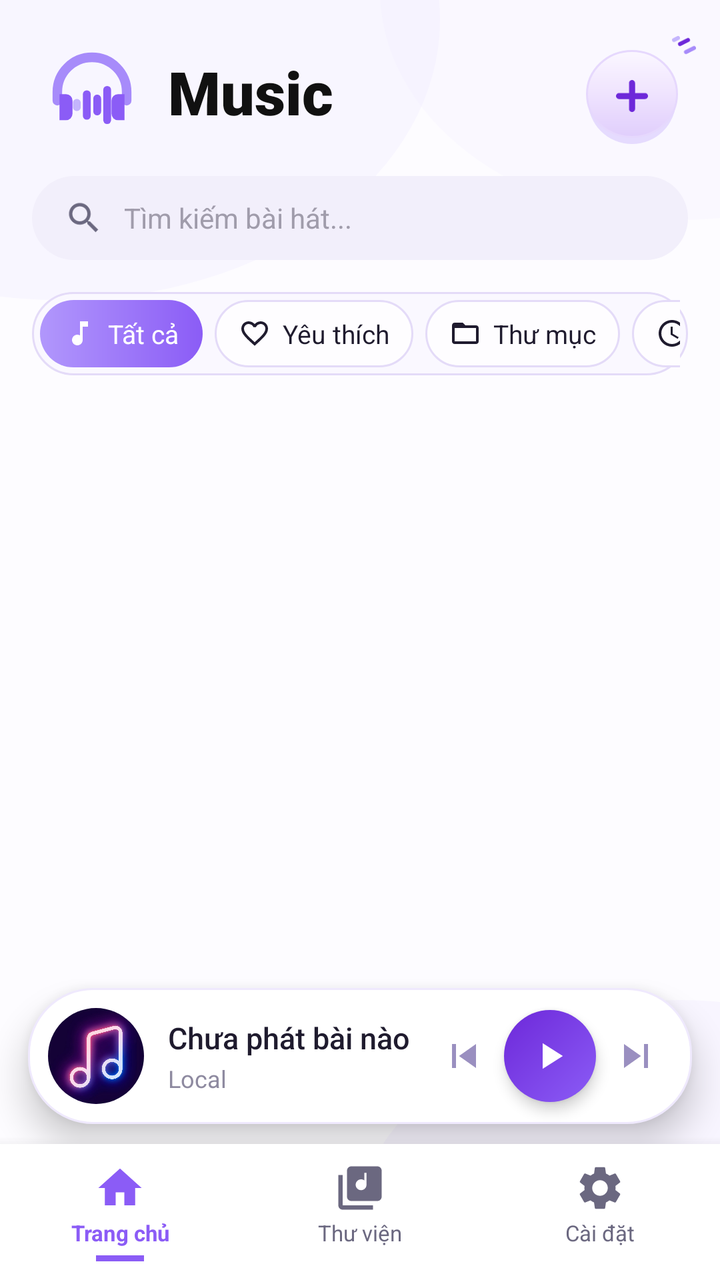
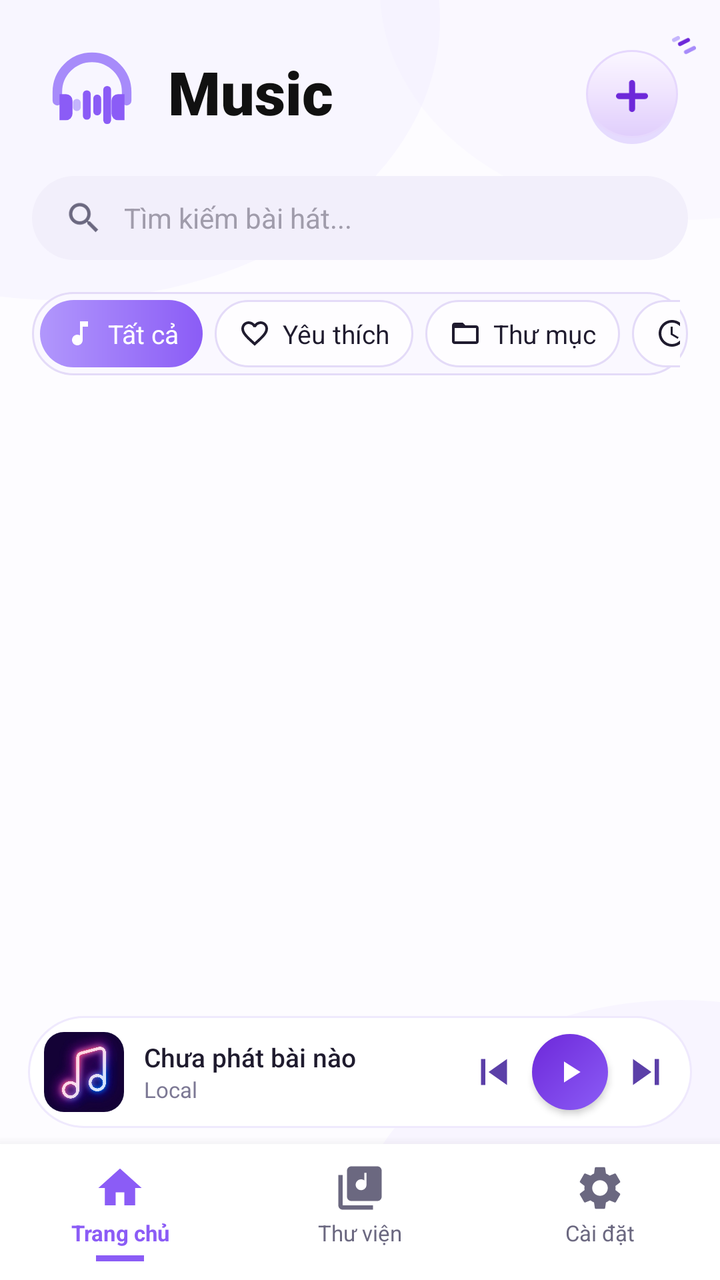

An Android layout rendered at two revisions. The XML below is the earlier revision; the diff shows what the commit changed to produce the second picture.
<!-- AndroidManifest.xml: application theme Theme.LocalMusic -->
<!-- res/layout/activity_main.xml -->
<?xml version="1.0" encoding="utf-8"?>
<androidx.constraintlayout.widget.ConstraintLayout xmlns:android="http://schemas.android.com/apk/res/android"
    xmlns:app="http://schemas.android.com/apk/res-auto"
    android:layout_width="match_parent"
    android:layout_height="match_parent"
    android:background="@drawable/bg_gradient_header">

    
    <LinearLayout
        android:id="@+id/headerLayout"
        android:layout_width="match_parent"
        android:layout_height="wrap_content"
        android:clipChildren="false"
        android:clipToPadding="false"
        android:gravity="center_vertical"
        android:orientation="horizontal"
        android:paddingHorizontal="20dp"
        android:paddingTop="20dp"
        android:paddingBottom="12dp"
        app:layout_constraintTop_toTopOf="parent">

        <ImageView
            android:layout_width="52dp"
            android:layout_height="52dp"
            android:src="@drawable/ic_logo_vector" />

        <TextView
            android:layout_width="0dp"
            android:layout_height="wrap_content"
            android:layout_marginStart="12dp"
            android:layout_weight="1"
            android:fontFamily="sans-serif-black"
            android:text="Music"
            android:textColor="#111111"
            android:textSize="30sp" />

        <androidx.constraintlayout.widget.ConstraintLayout
            android:layout_width="52dp"
            android:layout_height="52dp"
            android:clipChildren="false"
            android:clipToPadding="false">

            <ImageButton
                android:id="@+id/btnAdd"
                android:layout_width="48dp"
                android:layout_height="48dp"
                android:background="@drawable/bg_btn_add"
                android:src="@drawable/ic_add_purple"
                app:tint="@null"
                app:layout_constraintBottom_toBottomOf="parent"
                app:layout_constraintEnd_toEndOf="parent" />

            <ImageView
                android:layout_width="24dp"
                android:layout_height="24dp"
                android:src="@drawable/ic_sparkles"
                android:translationX="8dp"
                android:translationY="-6dp"
                app:layout_constraintEnd_toEndOf="@id/btnAdd"
                app:layout_constraintTop_toTopOf="@id/btnAdd" />
        </androidx.constraintlayout.widget.ConstraintLayout>
    </LinearLayout>

    
    <LinearLayout
        android:id="@+id/searchBar"
        android:layout_width="match_parent"
        android:layout_height="42dp"
        android:layout_marginHorizontal="16dp"
        android:layout_marginTop="4dp"
        android:background="@drawable/bg_search"
        android:gravity="center_vertical"
        android:orientation="horizontal"
        android:paddingHorizontal="16dp"
        app:layout_constraintTop_toBottomOf="@id/headerLayout">

        <ImageView
            android:layout_width="20dp"
            android:layout_height="20dp"
            android:src="@drawable/ic_search"
            app:tint="#6B6880" />

        <EditText
            android:id="@+id/etSearch"
            android:layout_width="match_parent"
            android:layout_height="match_parent"
            android:layout_marginStart="10dp"
            android:background="@null"
            android:hint="Tìm kiếm bài hát..."
            android:imeOptions="actionSearch"
            android:inputType="text"
            android:maxLines="1"
            android:textColor="@color/text_black"
            android:textColorHint="#A09CAB"
            android:textSize="14sp" />
    </LinearLayout>

    
    <HorizontalScrollView
        android:id="@+id/categoriesLayout"
        android:layout_width="match_parent"
        android:layout_height="wrap_content"
        android:layout_marginHorizontal="16dp"
        android:layout_marginTop="16dp"
        android:background="@drawable/bg_category_bar"
        android:fillViewport="true"
        android:padding="4dp"
        android:scrollbars="none"
        app:layout_constraintTop_toBottomOf="@id/searchBar">

        <LinearLayout
            android:layout_width="match_parent"
            android:layout_height="wrap_content"
            android:gravity="center_vertical"
            android:orientation="horizontal">

            <TextView
                android:id="@+id/chipAll"
                android:layout_width="wrap_content"
                android:layout_height="wrap_content"
                android:background="@drawable/bg_category_active"
                android:drawableStart="@drawable/ic_chip_music"
                android:drawablePadding="6dp"
                android:gravity="center_vertical"
                android:paddingHorizontal="12dp"
                android:paddingVertical="8dp"
                android:text="Tất cả"
                android:textColor="@color/white"
                android:textSize="13sp"
                app:drawableTint="@color/white" />

            <TextView
                android:id="@+id/chipFav"
                android:layout_width="wrap_content"
                android:layout_height="wrap_content"
                android:layout_marginStart="6dp"
                android:background="@drawable/bg_category_inactive"
                android:drawableStart="@drawable/ic_chip_heart"
                android:drawablePadding="6dp"
                android:gravity="center_vertical"
                android:paddingHorizontal="12dp"
                android:paddingVertical="8dp"
                android:text="Yêu thích"
                android:textColor="@color/text_black"
                android:textSize="13sp"
                app:drawableTint="@color/text_black" />

            <TextView
                android:id="@+id/chipFolder"
                android:layout_width="wrap_content"
                android:layout_height="wrap_content"
                android:layout_marginStart="6dp"
                android:background="@drawable/bg_category_inactive"
                android:drawableStart="@drawable/ic_chip_folder"
                android:drawablePadding="6dp"
                android:gravity="center_vertical"
                android:paddingHorizontal="12dp"
                android:paddingVertical="8dp"
                android:text="Thư mục"
                android:textColor="@color/text_black"
                android:textSize="13sp"
                app:drawableTint="@color/text_black" />

            <TextView
                android:id="@+id/chipRecent"
                android:layout_width="wrap_content"
                android:layout_height="wrap_content"
                android:layout_marginStart="6dp"
                android:background="@drawable/bg_category_inactive"
                android:drawableStart="@drawable/ic_chip_clock"
                android:drawablePadding="6dp"
                android:gravity="center_vertical"
                android:paddingHorizontal="12dp"
                android:paddingVertical="8dp"
                android:text="Gần đây"
                android:textColor="@color/text_black"
                android:textSize="13sp"
                app:drawableTint="@color/text_black" />
        </LinearLayout>
    </HorizontalScrollView>

    
    <androidx.recyclerview.widget.RecyclerView
        android:id="@+id/recyclerView"
        android:layout_width="match_parent"
        android:layout_height="0dp"
        android:layout_marginTop="8dp"
        android:clipToPadding="false"
        android:paddingBottom="8dp"
        app:layout_constraintBottom_toTopOf="@+id/miniPlayer"
        app:layout_constraintTop_toBottomOf="@id/categoriesLayout" />

    
    <LinearLayout
        android:id="@+id/miniPlayer"
        android:layout_width="match_parent"
        android:layout_height="68dp"
        android:layout_marginHorizontal="14dp"
        android:layout_marginBottom="10dp"
        android:background="@drawable/bg_mini_player"
        android:elevation="10dp"
        android:gravity="center_vertical"
        android:orientation="horizontal"
        android:paddingStart="10dp"
        android:paddingEnd="12dp"
        app:layout_constraintBottom_toTopOf="@+id/bottomNav">

        <androidx.cardview.widget.CardView
            android:layout_width="48dp"
            android:layout_height="48dp"
            app:cardBackgroundColor="@color/bg_light"
            app:cardCornerRadius="24dp"
            app:cardElevation="0dp">

            <ImageView
                android:id="@+id/ivMiniCover"
                android:layout_width="match_parent"
                android:layout_height="match_parent"
                android:scaleType="centerCrop"
                android:src="@drawable/bg_cover_default" />
        </androidx.cardview.widget.CardView>

        <LinearLayout
            android:layout_width="0dp"
            android:layout_height="wrap_content"
            android:layout_marginStart="12dp"
            android:layout_weight="1"
            android:orientation="vertical">

            <TextView
                android:id="@+id/tvNowPlaying"
                android:layout_width="match_parent"
                android:layout_height="wrap_content"
                android:ellipsize="end"
                android:fontFamily="sans-serif-medium"
                android:maxLines="1"
                android:text="Chưa phát bài nào"
                android:textColor="@color/text_black"
                android:textSize="15sp" />

            <TextView
                android:id="@+id/tvMiniArtist"
                android:layout_width="match_parent"
                android:layout_height="wrap_content"
                android:layout_marginTop="2dp"
                android:ellipsize="end"
                android:fontFamily="sans-serif"
                android:maxLines="1"
                android:text="Local"
                android:textColor="#8E8AA0"
                android:textSize="12sp" />
        </LinearLayout>

        <ImageView
            android:id="@+id/btnPrev"
            android:layout_width="32dp"
            android:layout_height="32dp"
            android:background="?attr/selectableItemBackgroundBorderless"
            android:padding="4dp"
            android:src="@drawable/ic_prev"
            app:tint="#9A8FC0" />

        <ImageView
            android:id="@+id/btnPlayPause"
            android:layout_width="46dp"
            android:layout_height="46dp"
            android:layout_marginHorizontal="4dp"
            android:background="@drawable/bg_button_purple"
            android:elevation="4dp"
            android:padding="12dp"
            android:src="@drawable/ic_play"
            app:tint="@color/white" />

        <ImageView
            android:id="@+id/btnNext"
            android:layout_width="32dp"
            android:layout_height="32dp"
            android:background="?attr/selectableItemBackgroundBorderless"
            android:padding="4dp"
            android:src="@drawable/ic_next"
            app:tint="#9A8FC0" />
    </LinearLayout>

    
    <LinearLayout
        android:id="@+id/bottomNav"
        android:layout_width="match_parent"
        android:layout_height="68dp"
        android:background="@color/white"
        android:elevation="10dp"
        android:gravity="center"
        android:orientation="horizontal"
        app:layout_constraintBottom_toBottomOf="parent">

        <LinearLayout
            android:layout_width="0dp"
            android:layout_height="wrap_content"
            android:layout_weight="1"
            android:gravity="center_horizontal"
            android:orientation="vertical">

            <TextView
                android:layout_width="wrap_content"
                android:layout_height="wrap_content"
                android:drawableTop="@drawable/ic_nav_home"
                android:drawablePadding="2dp"
                android:gravity="center"
                android:text="Trang chủ"
                android:textColor="@color/purple_primary"
                android:textSize="11sp"
                android:textStyle="bold"
                app:drawableTint="@color/purple_primary" />

            <View
                android:layout_width="24dp"
                android:layout_height="3dp"
                android:layout_marginTop="4dp"
                android:background="@color/purple_primary" />
        </LinearLayout>

        <LinearLayout
            android:layout_width="0dp"
            android:layout_height="wrap_content"
            android:layout_weight="1"
            android:gravity="center_horizontal"
            android:orientation="vertical">

            <TextView
                android:layout_width="wrap_content"
                android:layout_height="wrap_content"
                android:drawableTop="@drawable/ic_nav_library"
                android:drawablePadding="2dp"
                android:gravity="center"
                android:text="Thư viện"
                android:textColor="#6B6880"
                android:textSize="11sp"
                app:drawableTint="#6B6880" />

            <View
                android:layout_width="24dp"
                android:layout_height="3dp"
                android:layout_marginTop="4dp"
                android:visibility="invisible" />
        </LinearLayout>

        <LinearLayout
            android:layout_width="0dp"
            android:layout_height="wrap_content"
            android:layout_weight="1"
            android:gravity="center_horizontal"
            android:orientation="vertical">

            <TextView
                android:layout_width="wrap_content"
                android:layout_height="wrap_content"
                android:drawableTop="@drawable/ic_nav_settings"
                android:drawablePadding="2dp"
                android:gravity="center"
                android:text="Cài đặt"
                android:textColor="#6B6880"
                android:textSize="11sp"
                app:drawableTint="#6B6880" />

            <View
                android:layout_width="24dp"
                android:layout_height="3dp"
                android:layout_marginTop="4dp"
                android:visibility="invisible" />
        </LinearLayout>
    </LinearLayout>

</androidx.constraintlayout.widget.ConstraintLayout>
<!-- resources referenced by this layout -->
<resources>
  <color name="bg_light">#FCFBFF</color>
  <color name="purple_primary">#8B5CF6</color>
  <color name="text_black">#1F1B2E</color>
  <color name="white">#FFFFFF</color>
  <!-- drawable bg_button_purple (drawable) -->
  <shape xmlns:android="http://schemas.android.com/apk/res/android"
      android:shape="oval">
      <gradient android:angle="135"
          android:startColor="#8B5CF6"
          android:endColor="#6D28D9" />
  </shape>
  <!-- drawable bg_category_active (drawable) -->
  <shape xmlns:android="http://schemas.android.com/apk/res/android">
      <gradient android:angle="0" android:startColor="#B197FC" android:endColor="#8B5CF6" />
      <corners android:radius="20dp" />
  </shape>
  <!-- drawable bg_category_bar (drawable) -->
  <shape xmlns:android="http://schemas.android.com/apk/res/android">
      <solid android:color="#FAF8FF" />
      <corners android:radius="26dp" />
      <stroke android:width="1dp" android:color="#E4DBF8" />
  </shape>
  <!-- drawable bg_category_inactive (drawable) -->
  <shape xmlns:android="http://schemas.android.com/apk/res/android">
      <solid android:color="#FEFDFF" />
      <corners android:radius="20dp" />
      <stroke android:width="1dp" android:color="#E4DBF8" />
  </shape>
  <!-- drawable bg_mini_player (drawable) -->
  <?xml version="1.0" encoding="utf-8"?>
  <shape xmlns:android="http://schemas.android.com/apk/res/android">
      <solid android:color="#FFFFFF" />
      <corners android:radius="32dp" />
      <stroke android:width="1dp" android:color="#EFE9FD" />
  </shape>
  <!-- drawable bg_search (drawable) -->
  <shape xmlns:android="http://schemas.android.com/apk/res/android">
      <solid android:color="#F2EFFB" />
      <corners android:radius="30dp" />
  </shape>
  <!-- drawable ic_chip_music (drawable) -->
  <vector xmlns:android="http://schemas.android.com/apk/res/android"
      android:width="16dp" android:height="16dp"
      android:viewportWidth="24" android:viewportHeight="24">
      <path android:fillColor="#FF000000" android:pathData="M12,3v10.55c-0.59,-0.34 -1.27,-0.55 -2,-0.55 -2.21,0 -4,1.79 -4,4s1.79,4 4,4 4,-1.79 4,-4V7h4V3h-6z" />
  </vector>
  <!-- drawable ic_nav_home (drawable) -->
  <vector xmlns:android="http://schemas.android.com/apk/res/android"
      android:width="26dp" android:height="26dp"
      android:viewportWidth="24" android:viewportHeight="24">
      <path android:fillColor="#FF000000" android:pathData="M10,20v-6h4v6h5v-8h3L12,3 2,12h3v8z" />
  </vector>
  <!-- drawable ic_next (drawable) -->
  <vector xmlns:android="http://schemas.android.com/apk/res/android"
      android:width="24dp" android:height="24dp"
      android:viewportWidth="24" android:viewportHeight="24">
    <path android:fillColor="@android:color/black" android:pathData="M6,18l8.5,-6L6,6v12zM16,6v12h2V6h-2z"/>
  </vector>
  <!-- drawable ic_play (drawable) -->
  <vector xmlns:android="http://schemas.android.com/apk/res/android"
      android:width="24dp" android:height="24dp"
      android:viewportWidth="24" android:viewportHeight="24">
    <path android:fillColor="@android:color/white" android:pathData="M8,5v14l11,-7z"/>
  </vector>
  <!-- drawable ic_prev (drawable) -->
  <vector xmlns:android="http://schemas.android.com/apk/res/android"
      android:width="24dp" android:height="24dp"
      android:viewportWidth="24" android:viewportHeight="24">
    <path android:fillColor="@android:color/black" android:pathData="M6,6h2v12H6zM9.5,12l8.5,6V6z"/>
  </vector>
  <style name="Theme.LocalMusic" parent="Theme.Material3.Light.NoActionBar">
          <item name="android:statusBarColor">@color/white</item>
          <item name="android:windowLightStatusBar">true</item> 
          <item name="android:windowSplashScreenBackground">#000000</item>
          <item name="android:windowSplashScreenAnimatedIcon">@drawable/logo</item>
      </style>
  <!-- unchanged entries left out for length: 13 -->
</resources>

<!-- the commit's change to res/layout/activity_main.xml (unified diff, before → after) -->
@@ -194,22 +194,21 @@
     <LinearLayout
         android:id="@+id/miniPlayer"
         android:layout_width="match_parent"
-        android:layout_height="68dp"
+        android:layout_height="56dp"
         android:layout_marginHorizontal="14dp"
-        android:layout_marginBottom="10dp"
+        android:layout_marginBottom="8dp"
         android:background="@drawable/bg_mini_player"
-        android:elevation="10dp"
         android:gravity="center_vertical"
         android:orientation="horizontal"
-        android:paddingStart="10dp"
-        android:paddingEnd="12dp"
+        android:paddingStart="8dp"
+        android:paddingEnd="10dp"
         app:layout_constraintBottom_toTopOf="@+id/bottomNav">
 
         <androidx.cardview.widget.CardView
-            android:layout_width="48dp"
-            android:layout_height="48dp"
+            android:layout_width="40dp"
+            android:layout_height="40dp"
             app:cardBackgroundColor="@color/bg_light"
-            app:cardCornerRadius="24dp"
+            app:cardCornerRadius="10dp"
             app:cardElevation="0dp">
 
             <ImageView
@@ -223,7 +222,7 @@
         <LinearLayout
             android:layout_width="0dp"
             android:layout_height="wrap_content"
-            android:layout_marginStart="12dp"
+            android:layout_marginStart="10dp"
             android:layout_weight="1"
             android:orientation="vertical">
 
@@ -236,49 +235,46 @@
                 android:maxLines="1"
                 android:text="Chưa phát bài nào"
                 android:textColor="@color/text_black"
-                android:textSize="15sp" />
+                android:textSize="13sp" />
 
             <TextView
                 android:id="@+id/tvMiniArtist"
                 android:layout_width="match_parent"
                 android:layout_height="wrap_content"
-                android:layout_marginTop="2dp"
                 android:ellipsize="end"
                 android:fontFamily="sans-serif"
                 android:maxLines="1"
                 android:text="Local"
-                android:textColor="#8E8AA0"
-                android:textSize="12sp" />
+                android:textColor="#7C7894"
+                android:textSize="11sp" />
         </LinearLayout>
 
         <ImageView
             android:id="@+id/btnPrev"
-            android:layout_width="32dp"
-            android:layout_height="32dp"
+            android:layout_width="26dp"
+            android:layout_height="26dp"
             android:background="?attr/selectableItemBackgroundBorderless"
-            android:padding="4dp"
             android:src="@drawable/ic_prev"
-            app:tint="#9A8FC0" />
+            app:tint="#5B3FA8" />
 
         <ImageView
             android:id="@+id/btnPlayPause"
-            android:layout_width="46dp"
-            android:layout_height="46dp"
-            android:layout_marginHorizontal="4dp"
+            android:layout_width="38dp"
+            android:layout_height="38dp"
+            android:layout_marginHorizontal="6dp"
             android:background="@drawable/bg_button_purple"
-            android:elevation="4dp"
-            android:padding="12dp"
+            android:elevation="2dp"
+            android:padding="10dp"
             android:src="@drawable/ic_play"
             app:tint="@color/white" />
 
         <ImageView
             android:id="@+id/btnNext"
-            android:layout_width="32dp"
-            android:layout_height="32dp"
+            android:layout_width="26dp"
+            android:layout_height="26dp"
             android:background="?attr/selectableItemBackgroundBorderless"
-            android:padding="4dp"
             android:src="@drawable/ic_next"
-            app:tint="#9A8FC0" />
+            app:tint="#5B3FA8" />
     </LinearLayout>
 
     
